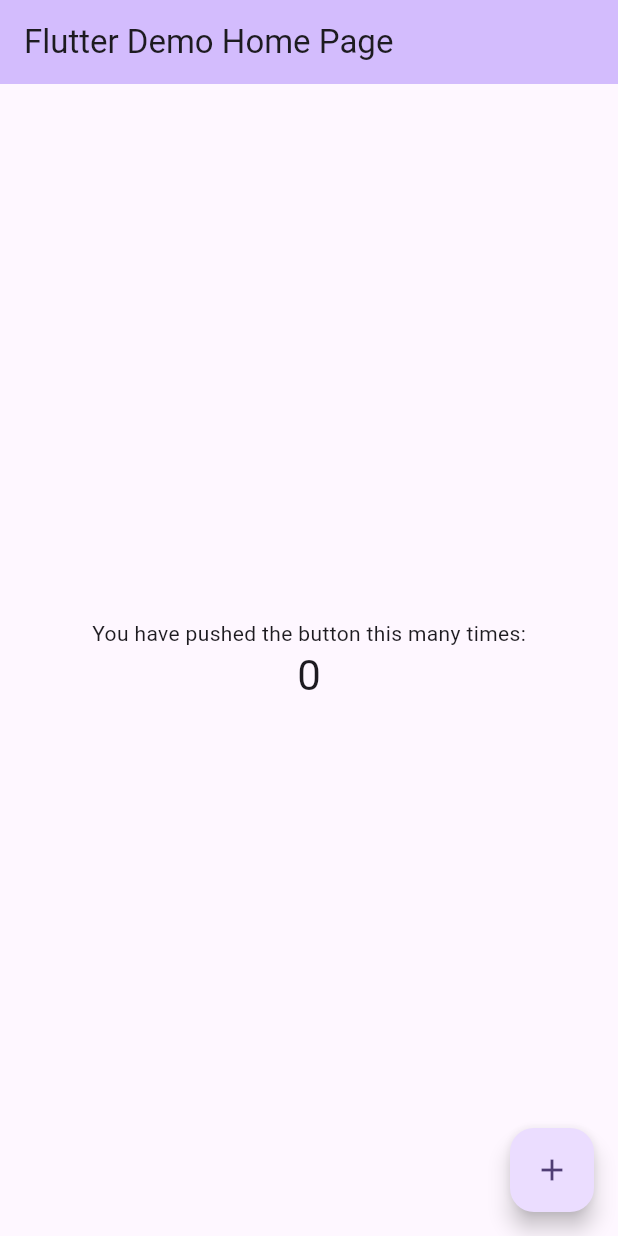
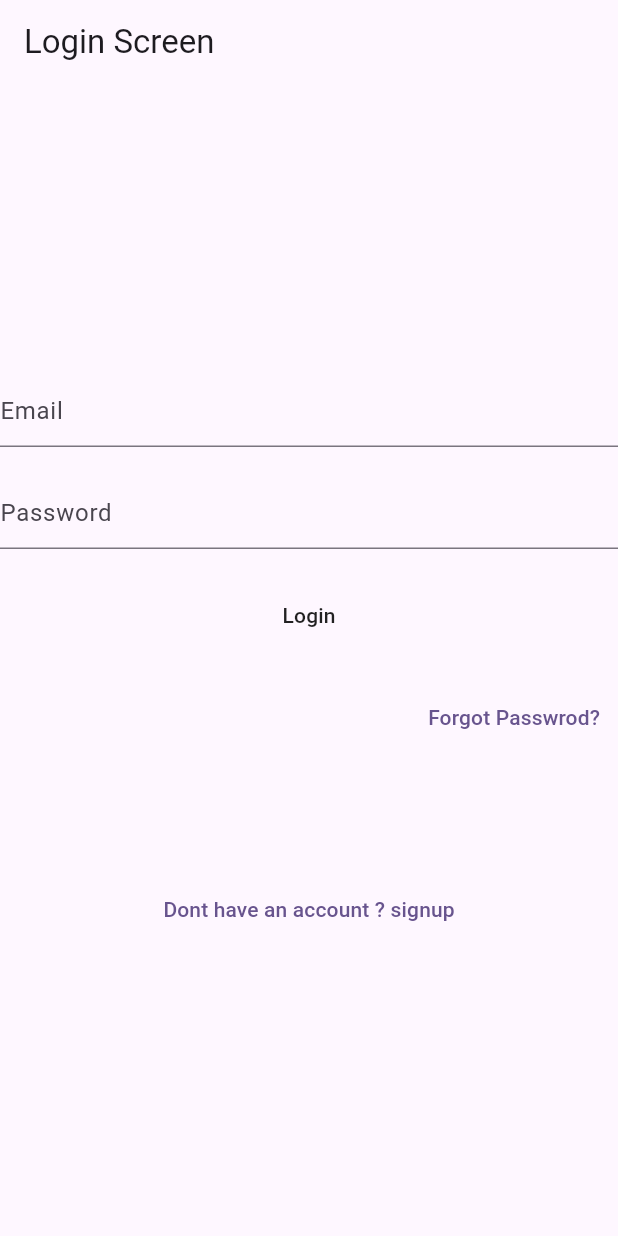
Before and after one commit to saqibalifd/todayteststudent, a Flutter app: the screen it shows after launch, on a phone screen of 412 x 824 dp. Run offline on Flutter 3.47's test engine with Material 3 defaults, Android fonts, the phone set to English and light mode, and no system bars.

Commit message:
front end complete

```diff
--- /dev/null
+++ b/lib/auth/login_screen.dart
@@ -0,0 +1,66 @@
+import 'package:flutter/material.dart';
+import 'package:todayteststudent/auth/forgot_password_screen.dart';
+import 'package:todayteststudent/auth/signup_screen.dart';
+import 'package:todayteststudent/home_screen.dart';
+
+class LoginScreen extends StatefulWidget {
+  const LoginScreen({super.key});
+
+  @override
+  State<LoginScreen> createState() => _LoginScreenState();
+}
+
+class _LoginScreenState extends State<LoginScreen> {
+  final TextEditingController nameController = TextEditingController();
+  final TextEditingController emailController = TextEditingController();
+  final TextEditingController passwordController = TextEditingController();
+
+  @override
+  Widget build(BuildContext context) {
+    return Scaffold(
+      appBar: AppBar(title: Text('Login Screen')),
+      body: Column(
+        crossAxisAlignment: CrossAxisAlignment.center,
+        mainAxisAlignment: MainAxisAlignment.center,
+        spacing: 20,
+        children: [
+          TextFormField(decoration: InputDecoration(hintText: 'Email')),
+          TextFormField(decoration: InputDecoration(hintText: 'Password')),
+          MaterialButton(
+            onPressed: () {
+              Navigator.push(
+                context,
+                MaterialPageRoute(builder: (context) => HomeScreen()),
+              );
+            },
+            child: Text('Login'),
+          ),
+          Align(
+            alignment: AlignmentGeometry.centerRight,
+            child: TextButton(
+              onPressed: () {
+                Navigator.push(
+                  context,
+                  MaterialPageRoute(
+                    builder: (context) => ForgotPasswordScreen(),
+                  ),
+                );
+              },
+              child: Text('Forgot Passwrod?'),
+            ),
+          ),
+          SizedBox(height: 40),
+          TextButton(
+            onPressed: () {
+              Navigator.push(
+                context,
+                MaterialPageRoute(builder: (context) => SignupScreen()),
+              );
+            },
+            child: Text('Dont have an account ? signup'),
+          ),
+        ],
+      ),
+    );
+  }
+}
--- a/lib/main.dart
+++ b/lib/main.dart
@@ -1,4 +1,5 @@
 import 'package:flutter/material.dart';
+import 'package:todayteststudent/auth/login_screen.dart';
 
 void main() {
   runApp(const MyApp());
@@ -30,93 +31,7 @@
         // tested with just a hot reload.
         colorScheme: ColorScheme.fromSeed(seedColor: Colors.deepPurple),
       ),
-      home: const MyHomePage(title: 'Flutter Demo Home Page'),
+      home: LoginScreen(),
     );
   }
 }
-
-class MyHomePage extends StatefulWidget {
-  const MyHomePage({super.key, required this.title});
-
-  // This widget is the home page of your application. It is stateful, meaning
-  // that it has a State object (defined below) that contains fields that affect
-  // how it looks.
-
-  // This class is the configuration for the state. It holds the values (in this
-  // case the title) provided by the parent (in this case the App widget) and
-  // used by the build method of the State. Fields in a Widget subclass are
-  // always marked "final".
-
-  final String title;
-
-  @override
-  State<MyHomePage> createState() => _MyHomePageState();
-}
-
-class _MyHomePageState extends State<MyHomePage> {
-  int _counter = 0;
-
-  void _incrementCounter() {
-    setState(() {
-      // This call to setState tells the Flutter framework that something has
-      // changed in this State, which causes it to rerun the build method below
-      // so that the display can reflect the updated values. If we changed
-      // _counter without calling setState(), then the build method would not be
-      // called again, and so nothing would appear to happen.
-      _counter++;
-    });
-  }
-
-  @override
-  Widget build(BuildContext context) {
-    // This method is rerun every time setState is called, for instance as done
-    // by the _incrementCounter method above.
-    //
-    // The Flutter framework has been optimized to make rerunning build methods
-    // fast, so that you can just rebuild anything that needs updating rather
-    // than having to individually change instances of widgets.
-    return Scaffold(
-      appBar: AppBar(
-        // TRY THIS: Try changing the color here to a specific color (to
-        // Colors.amber, perhaps?) and trigger a hot reload to see the AppBar
-        // change color while the other colors stay the same.
-        backgroundColor: Theme.of(context).colorScheme.inversePrimary,
-        // Here we take the value from the MyHomePage object that was created by
-        // the App.build method, and use it to set our appbar title.
-        title: Text(widget.title),
-      ),
-      body: Center(
-        // Center is a layout widget. It takes a single child and positions it
-        // in the middle of the parent.
-        child: Column(
-          // Column is also a layout widget. It takes a list of children and
-          // arranges them vertically. By default, it sizes itself to fit its
-          // children horizontally, and tries to be as tall as its parent.
-          //
-          // Column has various properties to control how it sizes itself and
-          // how it positions its children. Here we use mainAxisAlignment to
-          // center the children vertically; the main axis here is the vertical
-          // axis because Columns are vertical (the cross axis would be
-          // horizontal).
-          //
-          // TRY THIS: Invoke "debug painting" (choose the "Toggle Debug Paint"
-          // action in the IDE, or press "p" in the console), to see the
-          // wireframe for each widget.
-          mainAxisAlignment: MainAxisAlignment.center,
-          children: <Widget>[
-            const Text('You have pushed the button this many times:'),
-            Text(
-              '$_counter',
-              style: Theme.of(context).textTheme.headlineMedium,
-            ),
-          ],
-        ),
-      ),
-      floatingActionButton: FloatingActionButton(
-        onPressed: _incrementCounter,
-        tooltip: 'Increment',
-        child: const Icon(Icons.add),
-      ), // This trailing comma makes auto-formatting nicer for build methods.
-    );
-  }
-}
```
Also changed, not shown: lib/add_todo_screen.dart (added, +38 -0 lines), lib/auth/forgot_password_screen.dart (added, +37 -0 lines), lib/auth/signup_screen.dart (added, +37 -0 lines), lib/detail_screen.dart (added, +44 -0 lines), lib/home_screen.dart (added, +60 -0 lines).
